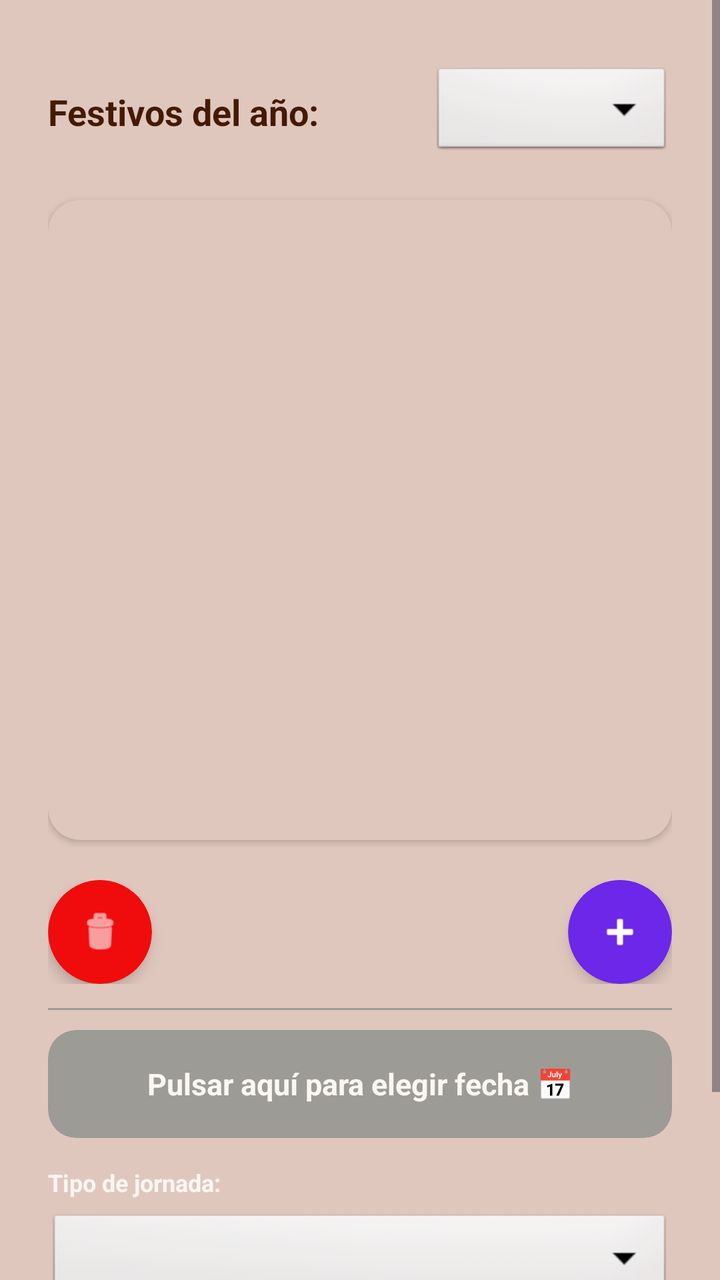
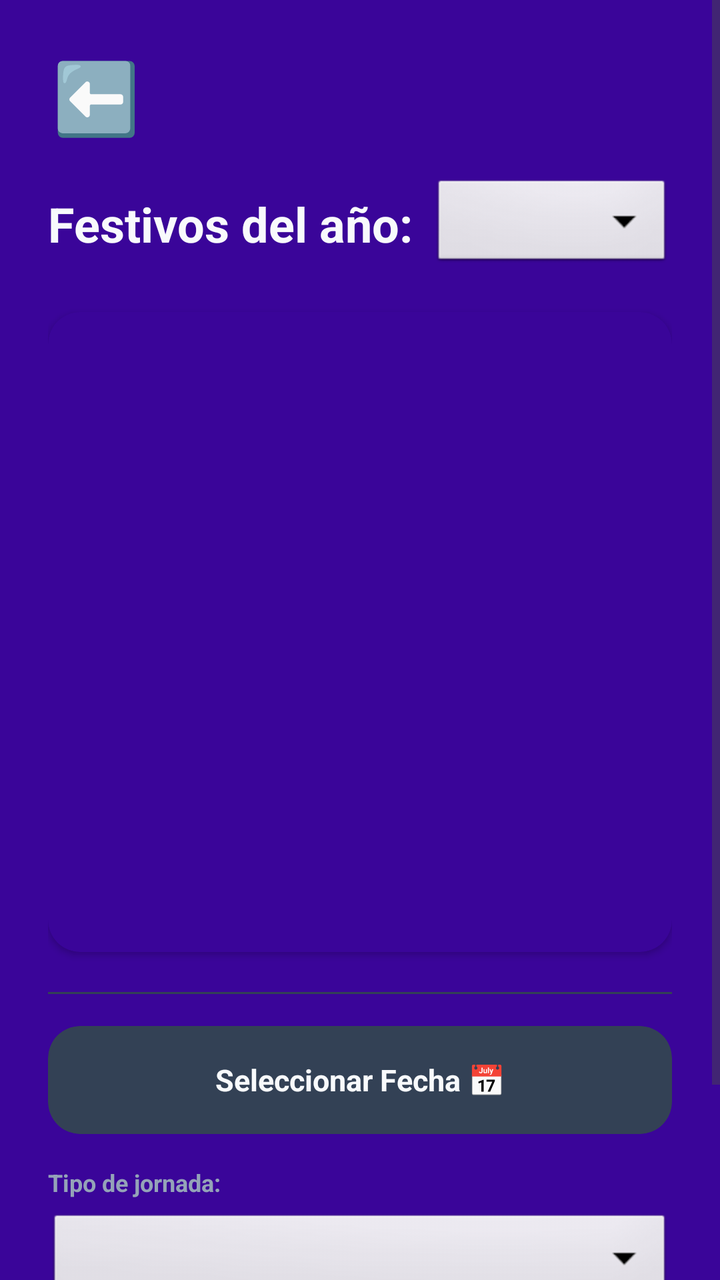

Two renders of the same Android screen: before a commit and after it. Below are the layout's source before the change and the commit's diff.
<!-- AndroidManifest.xml: application theme Theme.CalendarioLaboral_V30 -->
<!-- res/layout/activity_festivos.xml -->
<?xml version="1.0" encoding="utf-8"?>
<ScrollView
    xmlns:android="http://schemas.android.com/apk/res/android"
    xmlns:app="http://schemas.android.com/apk/res-auto"
    android:id="@+id/scrollFestivos"
    android:layout_width="match_parent"
    android:layout_height="match_parent"
    android:importantForAccessibility="no"
    android:background="@color/bg_app"> 

    <LinearLayout
        android:layout_width="match_parent"
        android:layout_height="wrap_content"
        android:orientation="vertical"
        android:padding="24dp">

        
        <LinearLayout
            android:layout_width="match_parent"
            android:layout_height="wrap_content"
            android:orientation="horizontal"
            android:gravity="center_vertical"
            android:layout_marginTop="8dp"
            android:layout_marginBottom="20dp">

            <TextView
                android:id="@+id/tvDescripcion1"
                android:layout_width="0dp"
                android:layout_height="wrap_content"
                android:layout_weight="1"
                android:text="Festivos del año:"
                android:textColor="@color/text_main"
                android:textSize="18sp"
                android:textStyle="bold" />

            <Spinner
                android:id="@+id/spAnio"
                android:layout_width="120dp"
                android:layout_height="48dp"
                android:background="@android:drawable/btn_dropdown" />
        </LinearLayout>

        
        <androidx.cardview.widget.CardView
            android:layout_width="match_parent"
            android:layout_height="320dp"
            android:layout_marginBottom="20dp"
            app:cardCornerRadius="16dp"
            app:cardElevation="2dp"
            app:cardBackgroundColor="@color/bg_app"> 

            <androidx.recyclerview.widget.RecyclerView
                android:id="@+id/rvFestivos"
                android:layout_width="match_parent"
                android:layout_height="match_parent"
                android:padding="8dp" />
        </androidx.cardview.widget.CardView>

        
        <LinearLayout
            android:layout_width="match_parent"
            android:layout_height="wrap_content"
            android:orientation="horizontal"
            android:layout_marginBottom="12dp">

            
            <androidx.cardview.widget.CardView
                android:id="@+id/cardEliminarBoton"
                android:layout_width="52dp"
                android:layout_height="52dp"
                android:layout_marginEnd="24dp"
                app:cardCornerRadius="26dp"
                app:cardElevation="4dp"
                app:cardBackgroundColor="#F00C0C"> 
                <ImageView
                    android:id="@+id/ivEliminar"
                    android:layout_width="match_parent"
                    android:layout_height="match_parent"
                    android:padding="14dp"
                    android:contentDescription="Eliminar"
                    android:src="@android:drawable/ic_menu_delete"
                    app:tint="#FFFFFF"
                    android:background="?android:attr/selectableItemBackground" />
            </androidx.cardview.widget.CardView>

            <View
                android:layout_width="0dp"
                android:layout_height="1dp"
                android:layout_weight="1" />

            
            <androidx.cardview.widget.CardView
                android:id="@+id/cardNuevoBoton"
                android:layout_width="52dp"
                android:layout_height="52dp"
                android:layout_marginStart="24dp"
                app:cardCornerRadius="26dp"
                app:cardElevation="4dp"
                app:cardBackgroundColor="#6C27E8"> 
                <ImageView
                    android:id="@+id/ivNuevo"
                    android:layout_width="match_parent"
                    android:layout_height="match_parent"
                    android:padding="14dp"
                    android:contentDescription="Nuevo"
                    android:src="@android:drawable/ic_input_add"
                    app:tint="#FFFFFF"
                    android:background="?android:attr/selectableItemBackground" />
            </androidx.cardview.widget.CardView>
        </LinearLayout>

        
        <View
            android:layout_width="match_parent"
            android:layout_height="1dp"
            android:background="@color/bg_fecha_disabled"
            android:layout_marginBottom="10dp" />

        
        <androidx.cardview.widget.CardView
            android:id="@+id/cardFechaContenedor"
            android:layout_width="match_parent"
            android:layout_height="54dp"
            android:layout_marginBottom="14dp"
            app:cardCornerRadius="14dp"
            app:cardElevation="0dp"
            app:cardBackgroundColor="@color/bg_fecha_disabled"> 
            <TextView
                android:id="@+id/tvFecha"
                android:layout_width="match_parent"
                android:layout_height="match_parent"
                android:gravity="center"
                android:text="@string/texto_elegir_fecha"
                android:textColor="@color/text_disabled"
                android:textSize="15sp"
                android:textStyle="bold"
                android:enabled="false"
                android:background="?android:attr/selectableItemBackground" />
        </androidx.cardview.widget.CardView>

        
        <TextView
            android:layout_width="wrap_content"
            android:layout_height="wrap_content"
            android:text="Tipo de jornada:"
            android:textColor="@color/text_disabled"
            android:textSize="12sp"
            android:textStyle="bold"
            android:layout_marginBottom="6dp" />

        <Spinner
            android:id="@+id/spFestivo"
            android:layout_width="match_parent"
            android:layout_height="50dp"
            android:layout_marginBottom="15dp"
            android:background="@android:drawable/btn_dropdown" />

        
        <Button
            android:id="@+id/btnGuardar"
            android:layout_width="match_parent"
            android:layout_height="56dp"
            android:text="Añadir Registro"
            android:backgroundTint="@color/bg_btn_disabled"
            android:textColor="#FFFFFF"
            android:textStyle="bold"
            android:textSize="16sp"
            app:cornerRadius="14dp" />

    </LinearLayout>
</ScrollView>
<!-- resources referenced by this layout -->
<resources>
  <color name="bg_app">#E0C7BE</color>
  <color name="bg_btn_disabled">#96907F</color>
  <color name="bg_fecha_disabled">#9D9B95</color>
  <color name="text_disabled">#F9F6F3</color>
  <color name="text_main">#451A03</color>
  <string name="texto_elegir_fecha">Pulsar aquí para elegir fecha 📅</string>
  <style name="Theme.CalendarioLaboral_V30" parent="Base.Theme.CalendarioLaboral_V30" />
  <style name="Base.Theme.CalendarioLaboral_V30" parent="Theme.Material3.DayNight.NoActionBar">
          
          
  
  
  
          
          <item name="android:statusBarColor">@color/app_primary</item>
  
          
          
          <item name="android:windowLightStatusBar">false</item>
  
  
      </style>
  <color name="app_primary">#B45309</color>
</resources>

<!-- the commit's change to res/layout/activity_festivos.xml (unified diff, before → after) -->
@@ -6,7 +6,7 @@
     android:layout_width="match_parent"
     android:layout_height="match_parent"
     android:importantForAccessibility="no"
-    android:background="@color/bg_app"> 
+    android:background="@color/bg_app">
 
     <LinearLayout
         android:layout_width="match_parent"
@@ -15,12 +15,26 @@
         android:padding="24dp">
 
         
+        <TextView
+            android:id="@+id/btnAtrasFestivos"
+            android:layout_width="48dp"
+            android:layout_height="48dp"
+            android:text="⬅️"
+            android:textSize="35dp"
+            android:gravity="center"
+            android:textColor="@color/text_main"
+            android:background="?android:attr/selectableItemBackgroundBorderless"
+            android:clickable="true"
+            android:focusable="true"
+            android:contentDescription="Volver al panel principal" />
+
+        
         <LinearLayout
             android:layout_width="match_parent"
             android:layout_height="wrap_content"
             android:orientation="horizontal"
             android:gravity="center_vertical"
-            android:layout_marginTop="8dp"
+            android:layout_marginTop="16dp"
             android:layout_marginBottom="20dp">
 
             <TextView
@@ -30,7 +44,7 @@
                 android:layout_weight="1"
                 android:text="Festivos del año:"
                 android:textColor="@color/text_main"
-                android:textSize="18sp"
+                android:textSize="24sp"
                 android:textStyle="bold" />
 
             <Spinner
@@ -47,7 +61,7 @@
             android:layout_marginBottom="20dp"
             app:cardCornerRadius="16dp"
             app:cardElevation="2dp"
-            app:cardBackgroundColor="@color/bg_app"> 
+            app:cardBackgroundColor="@color/bg_app">
 
             <androidx.recyclerview.widget.RecyclerView
                 android:id="@+id/rvFestivos"
@@ -55,86 +69,31 @@
                 android:layout_height="match_parent"
                 android:padding="8dp" />
         </androidx.cardview.widget.CardView>
-
-        
-        <LinearLayout
-            android:layout_width="match_parent"
-            android:layout_height="wrap_content"
-            android:orientation="horizontal"
-            android:layout_marginBottom="12dp">
-
-            
-            <androidx.cardview.widget.CardView
-                android:id="@+id/cardEliminarBoton"
-                android:layout_width="52dp"
-                android:layout_height="52dp"
-                android:layout_marginEnd="24dp"
-                app:cardCornerRadius="26dp"
-                app:cardElevation="4dp"
-                app:cardBackgroundColor="#F00C0C"> 
-                <ImageView
-                    android:id="@+id/ivEliminar"
-                    android:layout_width="match_parent"
-                    android:layout_height="match_parent"
-                    android:padding="14dp"
-                    android:contentDescription="Eliminar"
-                    android:src="@android:drawable/ic_menu_delete"
-                    app:tint="#FFFFFF"
-                    android:background="?android:attr/selectableItemBackground" />
-            </androidx.cardview.widget.CardView>
-
-            <View
-                android:layout_width="0dp"
-                android:layout_height="1dp"
-                android:layout_weight="1" />
-
-            
-            <androidx.cardview.widget.CardView
-                android:id="@+id/cardNuevoBoton"
-                android:layout_width="52dp"
-                android:layout_height="52dp"
-                android:layout_marginStart="24dp"
-                app:cardCornerRadius="26dp"
-                app:cardElevation="4dp"
-                app:cardBackgroundColor="#6C27E8"> 
-                <ImageView
-                    android:id="@+id/ivNuevo"
-                    android:layout_width="match_parent"
-                    android:layout_height="match_parent"
-                    android:padding="14dp"
-                    android:contentDescription="Nuevo"
-                    android:src="@android:drawable/ic_input_add"
-                    app:tint="#FFFFFF"
-                    android:background="?android:attr/selectableItemBackground" />
-            </androidx.cardview.widget.CardView>
-        </LinearLayout>
-
         
         <View
             android:layout_width="match_parent"
             android:layout_height="1dp"
             android:background="@color/bg_fecha_disabled"
-            android:layout_marginBottom="10dp" />
+            android:layout_marginBottom="16dp" />
 
         
         <androidx.cardview.widget.CardView
             android:id="@+id/cardFechaContenedor"
             android:layout_width="match_parent"
             android:layout_height="54dp"
-            android:layout_marginBottom="14dp"
-            app:cardCornerRadius="14dp"
+            android:layout_marginBottom="16dp"
+            app:cardCornerRadius="16dp"
             app:cardElevation="0dp"
-            app:cardBackgroundColor="@color/bg_fecha_disabled"> 
+            app:cardBackgroundColor="@color/bg_fecha_disabled">
             <TextView
                 android:id="@+id/tvFecha"
                 android:layout_width="match_parent"
                 android:layout_height="match_parent"
                 android:gravity="center"
-                android:text="@string/texto_elegir_fecha"
-                android:textColor="@color/text_disabled"
+                android:text="Seleccionar Fecha 📅"
+                android:textColor="@color/text_main"
                 android:textSize="15sp"
                 android:textStyle="bold"
-                android:enabled="false"
                 android:background="?android:attr/selectableItemBackground" />
         </androidx.cardview.widget.CardView>
 
@@ -143,7 +102,7 @@
             android:layout_width="wrap_content"
             android:layout_height="wrap_content"
             android:text="Tipo de jornada:"
-            android:textColor="@color/text_disabled"
+            android:textColor="@color/text_secondary"
             android:textSize="12sp"
             android:textStyle="bold"
             android:layout_marginBottom="6dp" />
@@ -152,7 +111,7 @@
             android:id="@+id/spFestivo"
             android:layout_width="match_parent"
             android:layout_height="50dp"
-            android:layout_marginBottom="15dp"
+            android:layout_marginBottom="20dp"
             android:background="@android:drawable/btn_dropdown" />
 
         
@@ -161,11 +120,11 @@
             android:layout_width="match_parent"
             android:layout_height="56dp"
             android:text="Añadir Registro"
-            android:backgroundTint="@color/bg_btn_disabled"
-            android:textColor="#FFFFFF"
+            android:backgroundTint="@color/app_primary"
+            android:textColor="@color/text_main"
             android:textStyle="bold"
             android:textSize="16sp"
-            app:cornerRadius="14dp" />
+            app:cornerRadius="16dp" />
 
     </LinearLayout>
 </ScrollView>
<!-- resource entries referenced after the edit -->
@@ -1,11 +1,9 @@
 <!-- resources referenced by this layout -->
 <resources>
-  <color name="bg_app">#E0C7BE</color>
-  <color name="bg_btn_disabled">#96907F</color>
-  <color name="bg_fecha_disabled">#9D9B95</color>
-  <color name="text_disabled">#F9F6F3</color>
-  <color name="text_main">#451A03</color>
-  <string name="texto_elegir_fecha">Pulsar aquí para elegir fecha 📅</string>
+  <color name="bg_app">#3A0599</color>
+  <color name="bg_fecha_disabled">#334155</color>
+  <color name="text_main">#F8FAFC</color>
+  <color name="text_secondary">#94A3B8</color>
   <style name="Theme.CalendarioLaboral_V30" parent="Base.Theme.CalendarioLaboral_V30" />
   <style name="Base.Theme.CalendarioLaboral_V30" parent="Theme.Material3.DayNight.NoActionBar">
           
@@ -22,6 +20,6 @@
   
   
       </style>
-  <color name="app_primary">#B45309</color>
+  <color name="app_primary">#6366F1</color>
 </resources>
 
